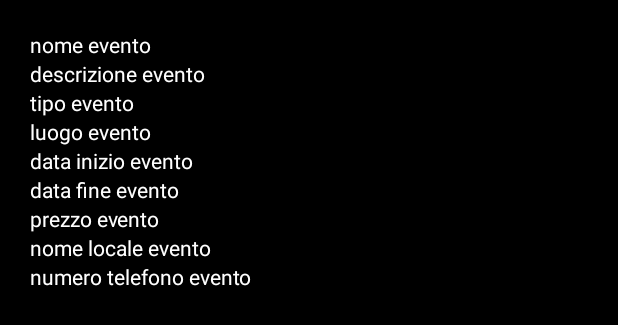
After one commit to luciaburzacca/Mapty, an Android app: the layout fragment_utente_vista_evento.xml on its own in the app's theme, with its tools: preview values and no code run, on a phone screen of 412 x 824 dp. The commit adds this screen. Shown: the top 325 px of the screen. Run offline under Robolectric (Android 15) with nearby library versions, the phone set to English and light mode, and no system bars.

Commit message:
16/06 23:46

```diff
--- a/app/src/main/java/com/example/mapty/RegistrazioneUtenteFragment.kt
+++ b/app/src/main/java/com/example/mapty/RegistrazioneUtenteFragment.kt
@@ -104,8 +104,7 @@ class RegistrazioneUtenteFragment : Fragment() {
 
 
         cancelButton.setOnClickListener {
-            // Torna alla MainActivity
-            activity?.finish() // Chiude il fragment e torna alla MainActivity
+            startActivity(Intent(requireContext(), MainActivity::class.java))
         }
 
         buttonGoRegistrazioneLocale.setOnClickListener {
--- /dev/null
+++ b/app/src/main/res/layout/fragment_utente_vista_evento.xml
@@ -0,0 +1,80 @@
+<?xml version="1.0" encoding="utf-8"?>
+<FrameLayout xmlns:android="http://schemas.android.com/apk/res/android"
+    xmlns:tools="http://schemas.android.com/tools"
+    android:layout_width="match_parent"
+    android:layout_height="match_parent"
+    tools:context=".UtenteVistaEventoFragment"
+    android:background="@color/black"
+    android:padding="20dp">
+
+    <LinearLayout
+        android:layout_width="match_parent"
+        android:layout_height="match_parent"
+        android:orientation="vertical">
+
+        <TextView
+            android:id="@+id/textViewNomeEventoUtente"
+            android:layout_width="match_parent"
+            android:layout_height="wrap_content"
+            android:text="nome evento"
+            android:textColor="@color/white"/>
+
+        <TextView
+            android:id="@+id/textViewDescrizioneEventoUtente"
+            android:layout_width="wrap_content"
+            android:layout_height="wrap_content"
+            android:text="descrizione evento"
+            android:textColor="@color/white"/>
+
+        <TextView
+            android:id="@+id/textViewTipoEventoUtente"
+            android:layout_width="wrap_content"
+            android:layout_height="wrap_content"
+            android:text="tipo evento"
+            android:textColor="@color/white"/>
+
+        <TextView
+            android:id="@+id/textViewLuogoEventoUtente"
+            android:layout_width="wrap_content"
+            android:layout_height="wrap_content"
+            android:text="luogo evento"
+            android:textColor="@color/white"/>
+
+        <TextView
+            android:id="@+id/textViewDataInizioEventoUtente"
+            android:layout_width="wrap_content"
+            android:layout_height="wrap_content"
+            android:text="data inizio evento"
+            android:textColor="@color/white"/>
+
+        <TextView
+            android:id="@+id/textViewDataFineEventoUtente"
+            android:layout_width="wrap_content"
+            android:layout_height="wrap_content"
+            android:text="data fine evento"
+            android:textColor="@color/white"/>
+
+        <TextView
+            android:id="@+id/textViewPrezzoEventoUtente"
+            android:layout_width="wrap_content"
+            android:layout_height="wrap_content"
+            android:text="prezzo evento"
+            android:textColor="@color/white"/>
+
+        <TextView
+            android:id="@+id/textViewNomeLocaleEventoUtente"
+            android:layout_width="wrap_content"
+            android:layout_height="wrap_content"
+            android:text="nome locale evento"
+            android:textColor="@color/white"/>
+
+        <TextView
+            android:id="@+id/textViewNumeroTelefonoEventoUtente"
+            android:layout_width="wrap_content"
+            android:layout_height="wrap_content"
+            android:text="numero telefono evento"
+            android:textColor="@color/white"/>
+
+    </LinearLayout>
+
+</FrameLayout>
```
Also changed, not shown: app/src/main/java/com/example/mapty/LocaleNewEventoFragment.kt (+30 -19 lines), app/src/main/java/com/example/mapty/RegistrazioneLocaleFragment.kt (+5 -4 lines), app/src/main/java/com/example/mapty/UtenteVistaEventoFragment.kt (added, +29 -0 lines), app/src/main/res/navigation/navigation_locale.xml (+10 -1 lines), app/src/main/res/navigation/navigation_utente.xml (+28 -1 lines).
